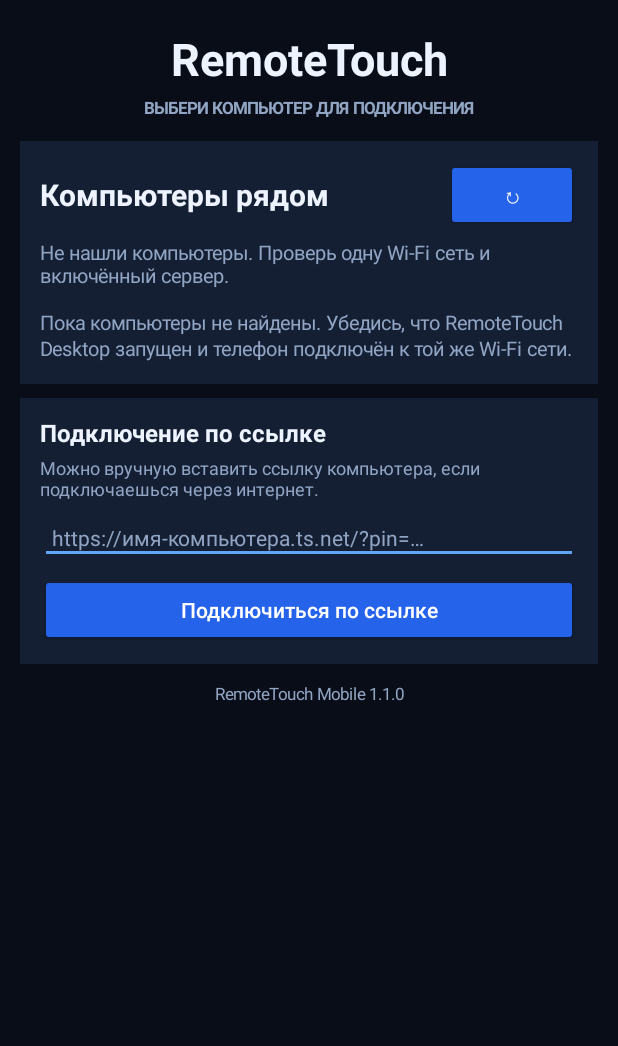
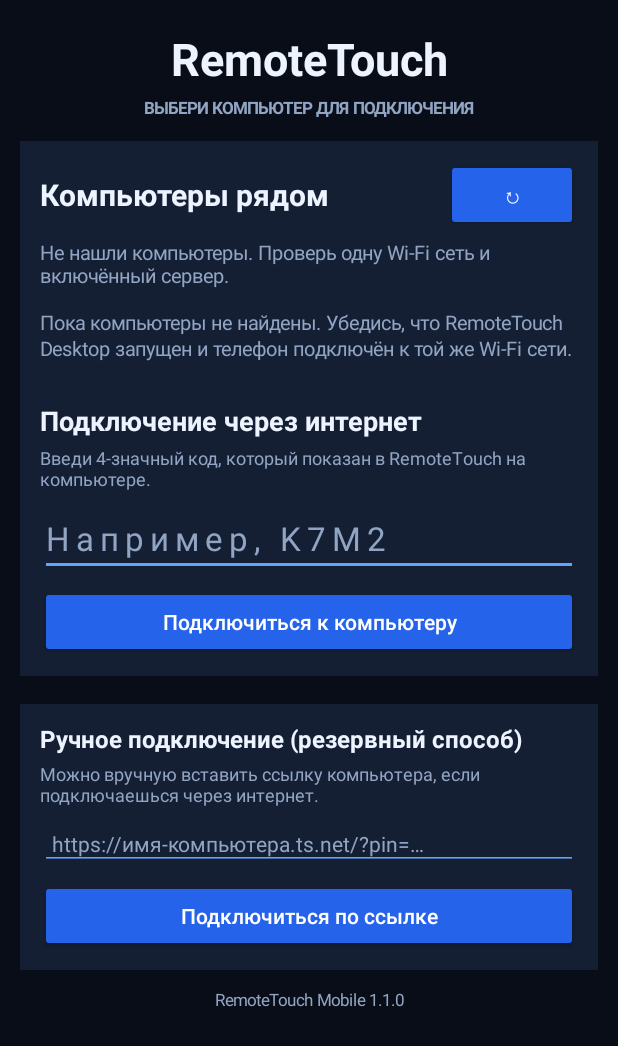
Before and after one commit to dima167Rp52/RemoteTouch-Desktop, an Android app: the screen it shows after launch (MainActivity), on a phone screen of 412 x 824 dp. Shown: the top 1046 px of the screen. Run offline under Robolectric (Android 15) with nearby library versions, the phone set to English and light mode, and no system bars.

Commit message:
Add four-character internet code connection to Android app

```diff
--- a/mobile/app/src/main/java/com/remotetouch/mobile/MainActivity.java
+++ b/mobile/app/src/main/java/com/remotetouch/mobile/MainActivity.java
@@ -26,6 +26,12 @@ import java.net.DatagramPacket;
 import java.net.DatagramSocket;
 import java.net.InetSocketAddress;
 import java.net.SocketTimeoutException;
+import java.net.HttpURLConnection;
+import java.net.URL;
+import java.io.OutputStream;
+import java.io.ByteArrayOutputStream;
+import java.util.concurrent.ExecutorService;
+import java.util.concurrent.Executors;
 import java.nio.charset.StandardCharsets;
 import java.util.LinkedHashMap;
 import java.util.Locale;
@@ -43,6 +49,8 @@ public class MainActivity extends Activity {
     private LinearLayout deviceList;
     private TextView status;
     private EditText addressInput;
+    private EditText codeInput;
+    private final ExecutorService network = Executors.newSingleThreadExecutor();
     private WebView webView;
     private String allowedHost = "";
     private String allowedScheme = "";
@@ -89,6 +97,7 @@ public class MainActivity extends Activity {
 
     private void showHome() {
         stopDiscovery();
+        network.shutdownNow();
         if (webView != null) {
             webView.stopLoading();
             webView.destroy();
@@ -130,8 +139,34 @@ public class MainActivity extends Activity {
         card.addView(deviceList);
         root.addView(card);
 
+        LinearLayout codeCard = column();
+        TextView codeTitle = text("Подключение через интернет", 18, TEXT, true);
+        codeCard.addView(codeTitle);
+        TextView codeHint = text("Введи 4-значный код, который показан в RemoteTouch на компьютере.", 12, MUTED, false);
+        codeHint.setPadding(0, 6, 0, 10);
+        codeCard.addView(codeHint);
+        codeInput = new EditText(this);
+        codeInput.setSingleLine(true);
+        codeInput.setTextSize(22);
+        codeInput.setTextColor(TEXT);
+        codeInput.setHintTextColor(MUTED);
+        codeInput.setHint("Например, K7M2");
+        codeInput.setLetterSpacing(0.18f);
+        codeInput.setInputType(android.text.InputType.TYPE_CLASS_TEXT | android.text.InputType.TYPE_TEXT_FLAG_CAP_CHARACTERS);
+        codeInput.setFilters(new android.text.InputFilter[]{new android.text.InputFilter.LengthFilter(4)});
+        codeInput.setBackgroundTintList(android.content.res.ColorStateList.valueOf(Color.rgb(96, 165, 250)));
+        codeCard.addView(codeInput, new LinearLayout.LayoutParams(-1, -2));
+        Button codeConnect = button("Подключиться к компьютеру");
+        LinearLayout.LayoutParams ccp = new LinearLayout.LayoutParams(-1, -2);
+        ccp.setMargins(0, 10, 0, 0);
+        codeCard.addView(codeConnect, ccp);
+        codeConnect.setOnClickListener(v -> connectByCode());
+        LinearLayout.LayoutParams cdp = new LinearLayout.LayoutParams(-1, -2);
+        cdp.setMargins(0, 0, 0, 14);
+        root.addView(codeCard, cdp);
+
         LinearLayout manual = column();
-        TextView manualTitle = text("Подключение по ссылке", 16, TEXT, true);
+        TextView manualTitle = text("Ручное подключение (резервный способ)", 16, TEXT, true);
         manual.addView(manualTitle);
         TextView hint = text("Можно вручную вставить ссылку компьютера, если подключаешься через интернет.", 12, MUTED, false);
         hint.setPadding(0, 6, 0, 10);
@@ -262,6 +297,55 @@ public class MainActivity extends Activity {
         discoverySocket = null;
     }
 
+    private void connectByCode() {
+        String code = codeInput.getText().toString().trim().toUpperCase(Locale.ROOT);
+        if (!code.matches("[A-Z0-9]{4}")) {
+            codeInput.setError("Нужны ровно 4 буквы или цифры");
+            return;
+        }
+        ((InputMethodManager) getSystemService(INPUT_METHOD_SERVICE))
+                .hideSoftInputFromWindow(codeInput.getWindowToken(), 0);
+        status.setText("Ищем компьютер по коду…");
+        network.execute(() -> {
+            HttpURLConnection connection = null;
+            try {
+                URL endpoint = new URL("https://remotetouch-directory.onrender.com/api/lookup");
+                connection = (HttpURLConnection) endpoint.openConnection();
+                connection.setRequestMethod("POST");
+                connection.setConnectTimeout(12000);
+                connection.setReadTimeout(12000);
+                connection.setDoOutput(true);
+                connection.setRequestProperty("Content-Type", "application/json");
+                byte[] body = new JSONObject().put("code", code).toString().getBytes(StandardCharsets.UTF_8);
+                try (OutputStream out = connection.getOutputStream()) { out.write(body); }
+                int statusCode = connection.getResponseCode();
+                java.io.InputStream stream = statusCode >= 200 && statusCode < 300
+                        ? connection.getInputStream() : connection.getErrorStream();
+                ByteArrayOutputStream bytes = new ByteArrayOutputStream();
+                byte[] buffer = new byte[2048];
+                int count;
+                while ((count = stream.read(buffer)) != -1) bytes.write(buffer, 0, count);
+                JSONObject result = new JSONObject(new String(bytes.toByteArray(), StandardCharsets.UTF_8));
+                if (statusCode < 200 || statusCode >= 300) {
+                    throw new Exception(result.optString("error", "Компьютер не найден"));
+                }
+                String base = result.getString("url");
+                String pin = result.getString("pin");
+                Uri uri = Uri.parse(base);
+                if (!"https".equalsIgnoreCase(uri.getScheme()) || uri.getHost() == null || !uri.getHost().endsWith(".ts.net")) {
+                    throw new Exception("Сервер вернул некорректный адрес");
+                }
+                String fullUrl = base + (base.contains("?") ? "&" : "?") + "pin=" + Uri.encode(pin);
+                runOnUiThread(() -> showBrowser(fullUrl));
+            } catch (Exception e) {
+                String message = e.getMessage() == null ? "Не удалось найти компьютер" : e.getMessage();
+                runOnUiThread(() -> status.setText(message));
+            } finally {
+                if (connection != null) connection.disconnect();
+            }
+        });
+    }
+
     private void connectManual() {
         String raw = addressInput.getText().toString().trim();
         if (!isPairingUrl(raw)) {
```
